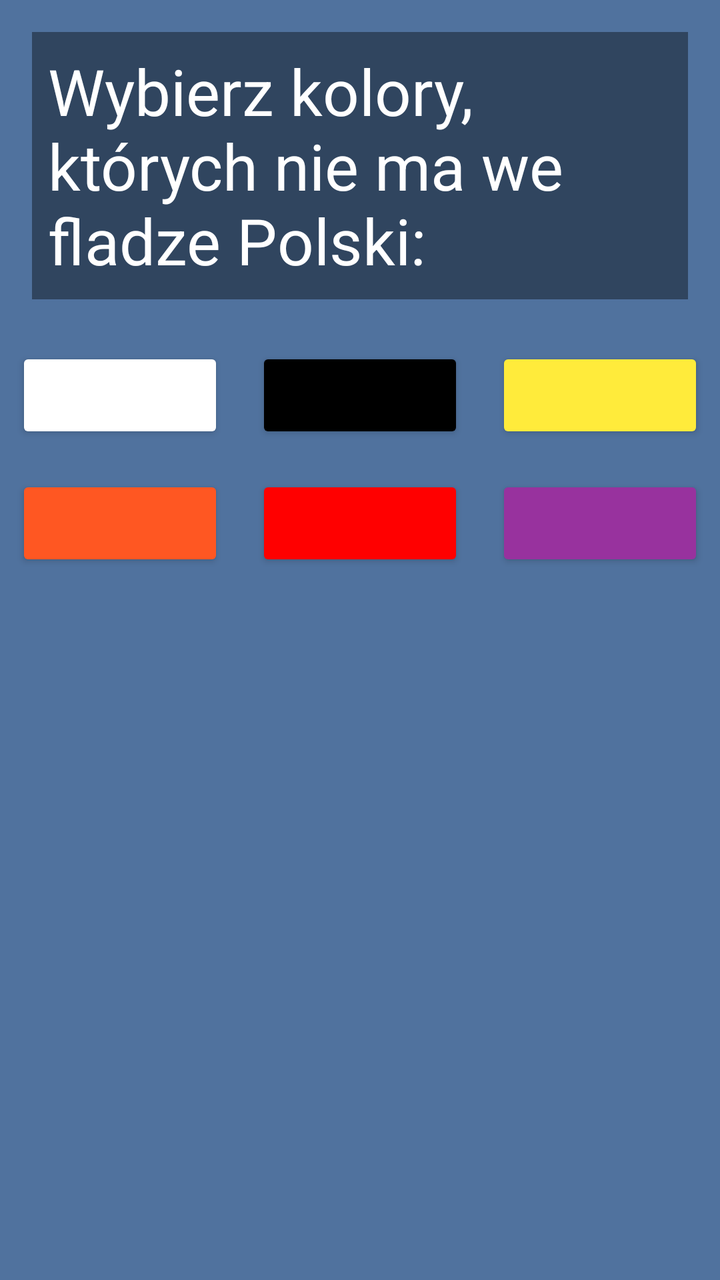
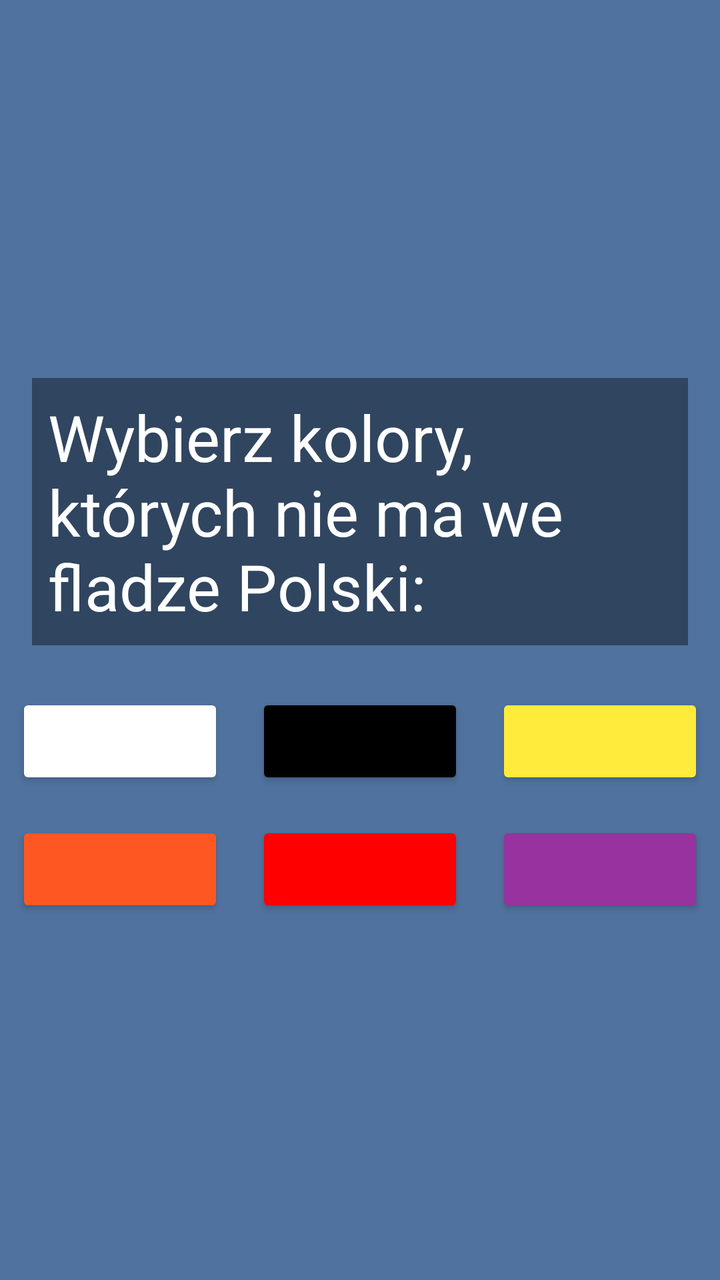

An Android layout rendered at two revisions. The XML below is the earlier revision; the diff shows what the commit changed to produce the second picture.
<!-- AndroidManifest.xml: application theme Theme.Flagi -->
<!-- res/layout/activity_main.xml -->
<?xml version="1.0" encoding="utf-8"?>
<LinearLayout xmlns:android="http://schemas.android.com/apk/res/android"
    xmlns:app="http://schemas.android.com/apk/res-auto"
    xmlns:tools="http://schemas.android.com/tools"
    android:id="@+id/main"
    android:layout_width="match_parent"
    android:layout_height="match_parent"
    android:orientation="vertical"
    android:background="#50729E"
    tools:context=".MainActivity">
    

    <TextView
        android:layout_width="match_parent"
        android:layout_height="wrap_content"
        android:textSize="32sp"
        android:layout_margin="16dp"
        android:padding="8dp"
        android:textColor="#FFFFFF"
        android:background="#66000000"
        android:text="Wybierz kolory, których nie ma we fladze Polski:" />

    <LinearLayout
        android:layout_width="match_parent"
        android:layout_height="wrap_content"
        android:orientation="horizontal">

        <Button
            android:id="@+id/button"
            android:layout_width="wrap_content"
            android:layout_height="wrap_content"
            android:backgroundTint="#FFFFFF"
            android:layout_weight="1"
            android:layout_margin="8dp"
            android:text="" />


    <Button
        android:id="@+id/button2"
        android:layout_width="wrap_content"
        android:layout_height="wrap_content"
        android:backgroundTint="@color/black"
        android:layout_weight="1"
        android:layout_margin="8dp"
        android:text="" />

    <Button
        android:id="@+id/button3"
        android:layout_width="wrap_content"
        android:layout_height="wrap_content"
        android:backgroundTint="#FFEB3B"
        android:layout_weight="1"
        android:layout_margin="8dp"
        android:text="" />
</LinearLayout>

    <LinearLayout
        android:layout_width="match_parent"
        android:layout_height="wrap_content"
        android:orientation="horizontal">

        <Button
            android:id="@+id/button4"
            android:layout_width="wrap_content"
            android:layout_height="wrap_content"
            android:backgroundTint="#FF5722"
            android:layout_weight="1"
            android:layout_margin="8dp"
            android:text="" />

        <Button
            android:id="@+id/button5"
            android:layout_width="wrap_content"
            android:layout_height="wrap_content"
            android:backgroundTint="#FF0000"
            android:layout_weight="1"
            android:layout_margin="8dp"
            android:text="" />

        <Button
            android:id="@+id/button6"
            android:layout_width="wrap_content"
            android:layout_height="wrap_content"
            android:backgroundTint="#98329E"
            android:layout_weight="1"
            android:layout_margin="8dp"
            android:text="" />
    </LinearLayout>
</LinearLayout>
<!-- resources referenced by this layout -->
<resources>
  <color name="black">#FF000000</color>
  <style name="Theme.Flagi" parent="Base.Theme.Flagi" />
  <style name="Base.Theme.Flagi" parent="Theme.Material3.DayNight.NoActionBar">
          
          
      </style>
</resources>

<!-- the commit's change to res/layout/activity_main.xml (unified diff, before → after) -->
@@ -7,6 +7,7 @@
     android:layout_height="match_parent"
     android:orientation="vertical"
     android:background="#50729E"
+    android:gravity="center"
     tools:context=".MainActivity">
     
 
@@ -32,7 +33,10 @@
             android:backgroundTint="#FFFFFF"
             android:layout_weight="1"
             android:layout_margin="8dp"
+            android:onClick="sprawdzOK"
             android:text="" />
+
+        
 
 
     <Button
@@ -75,6 +79,7 @@
             android:backgroundTint="#FF0000"
             android:layout_weight="1"
             android:layout_margin="8dp"
+            android:onClick="sprawdzOK"
             android:text="" />
 
         <Button
